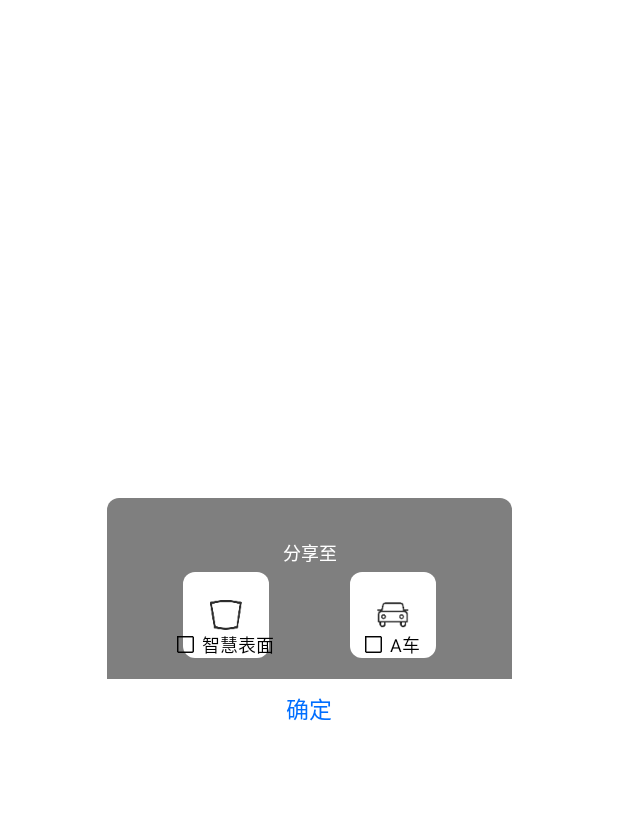
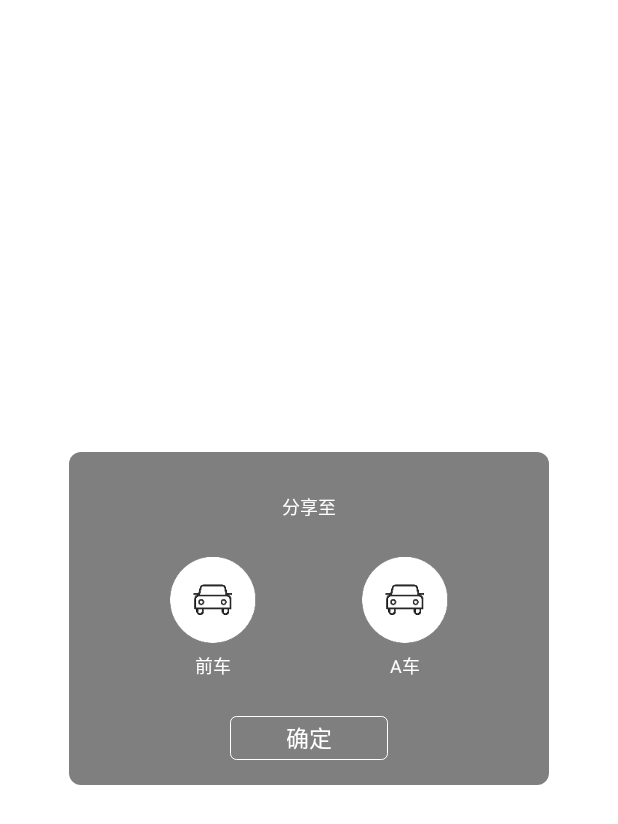
Before and after one commit to faithyee-89/appo_carplay, an Android app: the layout fragment_share.xml on its own in the app's theme, with its tools: preview values and no code run, on a phone screen of 412 x 824 dp. Shown: the top 824 px of the screen. Run offline under Robolectric (Android 15) with nearby library versions, the phone set to English and light mode, and no system bars.

Commit message:
分享弹出框UI替换及功能实现

```diff
--- a/app/src/main/java/com/appotronics/carplay_app/page/TravelActivity.kt
+++ b/app/src/main/java/com/appotronics/carplay_app/page/TravelActivity.kt
@@ -87,7 +87,8 @@ class TravelActivity : BaseActivity<ActivityTravelBinding>() {
             type = "2"
         })
         shareDialog.show(toJSONString, object : ShareDialog.OnItemClickListener {
-            override fun onItemClick(viewId: Int, json: String, gsn: String) {
+            override fun onItemClick(viewId: Int, json: String, selectGsnList: MutableList<String>?) {
+                selectGsnList?.forEach { gsn ->
                     AppoSDK.appoRequest(
                         json,
                         gsn,
@@ -101,6 +102,7 @@ class TravelActivity : BaseActivity<ActivityTravelBinding>() {
                             }
                         })
                 }
+            }
         })
     }
 
--- a/app/src/main/java/com/appotronics/carplay_app/page/VideoActivity.kt
+++ b/app/src/main/java/com/appotronics/carplay_app/page/VideoActivity.kt
@@ -117,7 +117,8 @@ class VideoActivity : BaseActivity<ActivityVideoBinding>() {
             type = "3"
         })
         shareDialog.show(toJSONString, object : ShareDialog.OnItemClickListener {
-            override fun onItemClick(viewId: Int, json: String, gsn: String) {
+            override fun onItemClick(viewId: Int, json: String, selectGsnList: MutableList<String>?) {
+                selectGsnList?.forEach { gsn ->
                     AppoSDK.appoRequest(
                         json,
                         gsn,
@@ -130,6 +131,7 @@ class VideoActivity : BaseActivity<ActivityVideoBinding>() {
                                 MyPadToastUtils.showShortToast("分享成功")
                             }
                         })
+                }
             }
         })
     }
--- /dev/null
+++ b/app/src/main/res/drawable/selector_btn_share_bg.xml
@@ -0,0 +1,23 @@
+<selector xmlns:android="http://schemas.android.com/apk/res/android">
+    <item android:state_pressed="false">
+        <shape android:shape="rectangle">
+            <corners android:radius="4dp"/>
+            <stroke
+                android:color="#ffffff"
+                android:width="0.8dp" />
+        </shape>
+    </item>
+    <item
+        android:state_pressed="true">
+        <shape android:shape="rectangle">
+            <solid android:color="#13ADFF" />
+            <corners android:radius="4dp"/>
+        </shape>
+    </item>
+    <item android:state_selected="true">
+        <shape android:shape="rectangle">
+            <solid android:color="#13ADFF" />
+            <corners android:radius="4dp"/>
+        </shape>
+    </item>
+</selector>
--- a/app/src/main/res/layout/fragment_share.xml
+++ b/app/src/main/res/layout/fragment_share.xml
@@ -6,8 +6,8 @@
     android:layout_height="match_parent">
 
     <androidx.constraintlayout.widget.ConstraintLayout
-        android:layout_width="270dp"
-        android:layout_height="160dp"
+        android:layout_width="320dp"
+        android:layout_height="wrap_content"
         android:background="@drawable/share_dialog_bg"
         app:layout_constraintBottom_toBottomOf="parent"
         app:layout_constraintLeft_toLeftOf="parent"
@@ -28,53 +28,38 @@
 
         <androidx.constraintlayout.widget.ConstraintLayout
             android:id="@+id/cl_window"
+            android:layout_marginBottom="24.5dp"
             android:layout_width="65dp"
-            android:layout_marginTop="4dp"
-            android:layout_height="0dp"
+            android:layout_marginTop="24.5dp"
+            android:layout_height="wrap_content"
             app:layout_constraintBottom_toTopOf="@id/rl_sure"
             app:layout_constraintLeft_toLeftOf="parent"
             app:layout_constraintRight_toLeftOf="@id/cl_car"
             app:layout_constraintTop_toBottomOf="@id/tv_title">
 
-            <RelativeLayout
-                android:layout_width="57dp"
-                android:layout_height="57dp"
-                android:background="@drawable/share_dialog_item_bg"
-                app:layout_constraintLeft_toLeftOf="parent"
-                app:layout_constraintRight_toRightOf="parent"
-                app:layout_constraintTop_toTopOf="parent">
-
-                <ImageView
-                    android:layout_width="21dp"
-                    android:layout_height="21dp"
-                    android:layout_centerInParent="true"
-                    android:src="@mipmap/ic_share_window" />
-
-            </RelativeLayout>
 
             <LinearLayout
                 android:layout_width="match_parent"
                 android:layout_height="wrap_content"
-                android:layout_marginBottom="14dp"
                 android:gravity="center"
-                android:orientation="horizontal"
+                android:orientation="vertical"
                 app:layout_constraintBottom_toBottomOf="parent"
                 app:layout_constraintLeft_toLeftOf="parent"
                 app:layout_constraintRight_toRightOf="parent">
 
-                <RadioButton
-                    android:id="@+id/rb_window"
-                    android:background="@mipmap/ic_checkbox_uncheck"
-                    android:button="@null"
-                    android:layout_width="11dp"
-                    android:layout_height="11dp" />
+                <ImageView
+                    android:id="@+id/iv_car_front"
+                    android:scaleType="fitXY"
+                    android:layout_width="57dp"
+                    android:layout_height="57dp"
+                    android:src="@mipmap/ic_share_car_circle" />
 
                 <TextView
-                    android:layout_marginLeft="5dp"
+                    android:layout_marginTop="6dp"
                     android:layout_width="wrap_content"
                     android:layout_height="wrap_content"
-                    android:text="智慧表面"
-                    android:textColor="#000000"
+                    android:text="前车"
+                    android:textColor="#FFFFFF"
                     android:textSize="12sp" />
 
             </LinearLayout>
@@ -84,53 +69,37 @@
 
         <androidx.constraintlayout.widget.ConstraintLayout
             android:id="@+id/cl_car"
+            android:layout_marginBottom="24.5dp"
             android:layout_width="65dp"
-            android:layout_marginTop="4dp"
-            android:layout_height="0dp"
+            android:layout_marginTop="24.5dp"
+            android:layout_height="wrap_content"
             app:layout_constraintBottom_toTopOf="@id/rl_sure"
             app:layout_constraintLeft_toRightOf="@id/cl_window"
             app:layout_constraintRight_toRightOf="parent"
             app:layout_constraintTop_toBottomOf="@id/tv_title">
 
-            <RelativeLayout
-                android:layout_width="57dp"
-                android:layout_height="57dp"
-                android:background="@drawable/share_dialog_item_bg"
-                app:layout_constraintLeft_toLeftOf="parent"
-                app:layout_constraintRight_toRightOf="parent"
-                app:layout_constraintTop_toTopOf="parent">
-
-                <ImageView
-                    android:layout_width="21dp"
-                    android:layout_height="21dp"
-                    android:layout_centerInParent="true"
-                    android:src="@mipmap/ic_share_car" />
-
-            </RelativeLayout>
-
             <LinearLayout
                 android:layout_width="match_parent"
                 android:layout_height="wrap_content"
-                android:layout_marginBottom="14dp"
                 android:gravity="center"
-                android:orientation="horizontal"
+                android:orientation="vertical"
                 app:layout_constraintBottom_toBottomOf="parent"
                 app:layout_constraintLeft_toLeftOf="parent"
                 app:layout_constraintRight_toRightOf="parent">
 
-                <RadioButton
-                    android:id="@+id/rb_car"
-                    android:background="@mipmap/ic_checkbox_uncheck"
-                    android:button="@null"
-                    android:layout_width="11dp"
-                    android:layout_height="11dp" />
+                <ImageView
+                    android:id="@+id/iv_car_a"
+                    android:scaleType="fitXY"
+                    android:layout_width="57dp"
+                    android:layout_height="57dp"
+                    android:src="@mipmap/ic_share_car_circle" />
 
                 <TextView
-                    android:layout_marginLeft="5dp"
+                    android:layout_marginTop="6dp"
                     android:layout_width="wrap_content"
                     android:layout_height="wrap_content"
                     android:text="A车"
-                    android:textColor="#000000"
+                    android:textColor="#FFFFFF"
                     android:textSize="12sp" />
 
             </LinearLayout>
@@ -139,10 +108,11 @@
 
 
         <RelativeLayout
+            android:layout_marginBottom="16.5dp"
             android:id="@+id/rl_sure"
-            android:layout_width="match_parent"
-            android:layout_height="39.5dp"
-            android:background="#FFFFFF"
+            android:layout_width="105dp"
+            android:layout_height="29dp"
+            android:background="@drawable/selector_btn_share_bg"
             app:layout_constraintBottom_toBottomOf="parent"
             app:layout_constraintLeft_toLeftOf="parent"
             app:layout_constraintRight_toRightOf="parent">
@@ -152,7 +122,7 @@
                 android:layout_height="wrap_content"
                 android:layout_centerInParent="true"
                 android:text="确定"
-                android:textColor="#006EFF"
+                android:textColor="#FFFFFF"
                 android:textSize="15sp" />
 
         </RelativeLayout>
```
Also changed, not shown: app/src/main/java/com/appotronics/carplay_app/dialog/ShareDialog.kt (+30 -26 lines), app/src/main/res/drawable/share_dialog_btn_bg.xml (added, +16 -0 lines), app/src/main/res/mipmap-xxxhdpi/ic_share_car_circle.png (added), app/src/main/res/mipmap-xxxhdpi/ic_share_car_circle_select.png (added), app/src/main/res/mipmap-xxxhdpi/ic_share_orange.png (added). Lines whose indentation alone changed are shown as unchanged.
